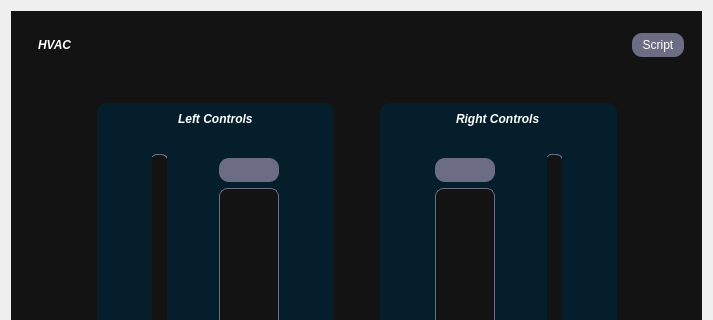
First picture: the form in ui/HVAC.ui, repository suchinton/AGL_Demo_Control_Panel, before the edit; both pictures show x 0 to 713 and y 0 to 320 of the 713 by 527 pixel window.
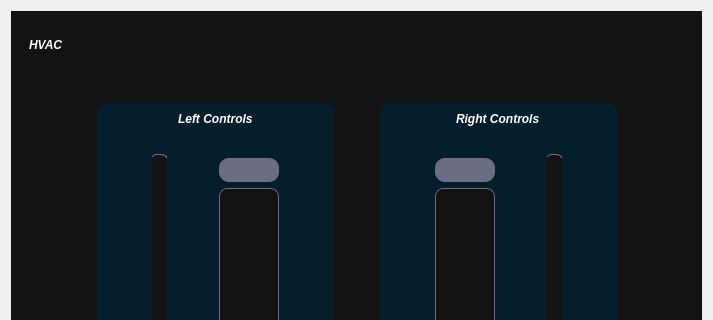
Second picture: the form after the edit. Icons and pictures are not drawn.

Diff of the .ui file:
```diff
--- a/ui/HVAC.ui
+++ b/ui/HVAC.ui
@@ -204,16 +204,7 @@
         <property name="frameShadow">
          <enum>QFrame::Raised</enum>
         </property>
-        <layout class="QHBoxLayout" name="horizontalLayout_2">
-         <item>
-          <widget class="QFrame" name="frame_5">
-           <property name="frameShape">
-            <enum>QFrame::StyledPanel</enum>
-           </property>
-           <property name="frameShadow">
-            <enum>QFrame::Raised</enum>
-           </property>
-           <layout class="QHBoxLayout" name="horizontalLayout_4">
+        <layout class="QHBoxLayout" name="horizontalLayout">
             <item>
              <widget class="QLabel" name="label_2">
               <property name="sizePolicy">
@@ -238,26 +229,6 @@
           </widget>
          </item>
          <item>
-          <widget class="QPushButton" name="scriptBtn">
-           <property name="text">
-            <string>Script</string>
-           </property>
-           <property name="icon">
-            <iconset resource="../assets/res.qrc">
-             <normaloff>:/icons/feather/play-circle.svg</normaloff>:/icons/feather/play-circle.svg</iconset>
-           </property>
-           <property name="iconSize">
-            <size>
-             <width>30</width>
-             <height>30</height>
-            </size>
-           </property>
-          </widget>
-         </item>
-        </layout>
-       </widget>
-      </item>
-      <item>
        <widget class="QScrollArea" name="scrollArea">
         <property name="widgetResizable">
          <bool>true</bool>
```
Left out of the diff: 17 changed lines with no effect on the pictures. Lines whose indentation alone changed are shown as unchanged.
